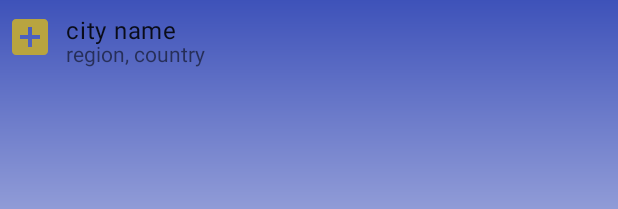
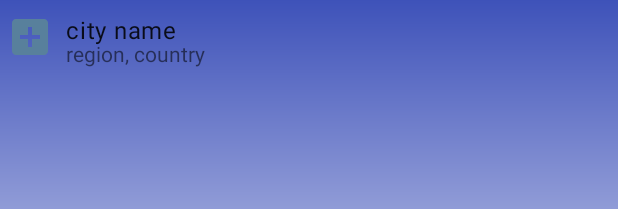
Before and after one commit to jvoyatz/WeatherApp, an Android app: the layout activity_weather_search_suggestion_item.xml on its own in the app's theme, with its tools: preview values and no code run, on a phone screen of 412 x 824 dp. Shown: the top 209 px of the screen. Run offline under Robolectric (Android 15) with nearby library versions, the phone set to English and light mode, and no system bars.

Commit message:
last updates on code/searching for a quick weather forecast of a city

```diff
--- a/app/src/main/java/com/jvoyatz/weather/app/repository/WeatherRepository.java
+++ b/app/src/main/java/com/jvoyatz/weather/app/repository/WeatherRepository.java
@@ -92,7 +92,8 @@ public class WeatherRepository {
                         .append(city.getLatitude())
                         .append(", ")
                         .append(city.getLongitude());
-                }else*/ if(!TextUtils.isEmpty(city.getName())){
+                }else*/
+                if(!TextUtils.isEmpty(city.getName())){
                     query.append(city.getName());
                     if(!TextUtils.isEmpty(city.getRegion())){
                         query.append(", ").append(city.getRegion());
--- a/app/src/main/java/com/jvoyatz/weather/app/storage/db/CityDao.java
+++ b/app/src/main/java/com/jvoyatz/weather/app/storage/db/CityDao.java
@@ -34,7 +34,7 @@ public interface CityDao {
     LiveData<CityEntity> findByMultipleCriteria(@NonNull String city, @NonNull String region, @NonNull String country);
 
     @Query("SELECT * FROM CityEntity WHERE name LIKE '%' || :city || '%' AND  region LIKE '%' ||  :region || '%' AND country LIKE '%' || :country || '%' limit 1")
-    List<CityEntity> findByMultipleCriteriaList(@NonNull String city, @NonNull String region, @NonNull String country);
+    LiveData<CityEntity> findByMultipleCriteriaLimit1(@NonNull String city, @NonNull String region, @NonNull String country);
 
     @Query("SELECT * FROM CityEntity WHERE isFavorite = 1")
     List<CityEntity> getFavoriteCities();
--- a/app/src/main/java/com/jvoyatz/weather/app/util/LocationLiveData.java
+++ b/app/src/main/java/com/jvoyatz/weather/app/util/LocationLiveData.java
@@ -14,6 +14,7 @@ import android.location.LocationManager;
 import android.os.Build;
 import android.os.Bundle;
 import android.text.TextUtils;
+import android.util.Log;
 
 import androidx.annotation.NonNull;
 import androidx.core.location.LocationListenerCompat;
@@ -271,4 +272,9 @@ public class LocationLiveData extends LiveData<Resource<Location>> implements Lo
     private void unregisterReceiver() {
         context.unregisterReceiver(gpsProviderReceiver);
     }
+
+    public void trigger() {
+        Timber.d("trigger() called");
+        postValue(Resource.success(getLastKnownLocation()));
+    }
 }
--- a/app/src/main/res/layout-night/activity_weather_search_suggestion_item.xml
+++ b/app/src/main/res/layout-night/activity_weather_search_suggestion_item.xml
@@ -1,10 +1,28 @@
 <?xml version="1.0" encoding="utf-8"?>
-<androidx.constraintlayout.widget.ConstraintLayout xmlns:android="http://schemas.android.com/apk/res/android"
+<layout  xmlns:android="http://schemas.android.com/apk/res/android"
     xmlns:app="http://schemas.android.com/apk/res-auto"
-    xmlns:tools="http://schemas.android.com/tools"
+    xmlns:tools="http://schemas.android.com/tools">
+
+        <data>
+                <variable
+                    name="city"
+                    type="String" />
+                <variable
+                    name="region"
+                    type="String" />
+                <variable
+                    name="country"
+                    type="String" />
+
+                <variable
+                    name="handler"
+                    type="com.jvoyatz.weather.app.storage.CitiesCursorAdapter.CitySuggestionsHandler" />
+        </data>
+        <androidx.constraintlayout.widget.ConstraintLayout
             android:id="@+id/relativeLayout"
             android:layout_width="match_parent"
             android:layout_height="wrap_content"
+            android:onClick="@{(v) -> handler.onSuggestedCitySelected(city, region, country, false)}"
             android:padding="4dp">
 
                 <ImageView
@@ -15,7 +33,8 @@
                     app:layout_constraintTop_toTopOf="parent"
                     app:layout_constraintBottom_toBottomOf="parent"
                     app:layout_constraintStart_toStartOf="parent"
-            android:tint="@color/weather_sec_200"
+                    android:tint="@color/weather_prim_200"
+                    android:onClick="@{(v) -> handler.onSuggestedCitySelected(city, region, country, true)}"
                     android:src="@drawable/baseline_add_box_black_24dp" />
 
                 <com.google.android.material.textview.MaterialTextView
@@ -25,9 +44,10 @@
                     android:ellipsize="end"
                     android:lines="1"
                     android:maxLines="1"
+                    android:layout_marginStart="8dp"
                     android:textColor="@color/white"
-            android:layout_marginStart="8dp"
                     android:textAppearance="@style/TextAppearance.MaterialComponents.Body1"
+                    android:text="@{city}"
                     app:layout_constraintStart_toEndOf="@+id/city_add_icon"
                     app:layout_constraintTop_toTopOf="@+id/city_add_icon"
                     tools:text="city name" />
@@ -43,6 +63,8 @@
                     app:layout_constraintBottom_toBottomOf="@+id/city_add_icon"
                     app:layout_constraintStart_toStartOf="@+id/city_name"
                     app:layout_constraintTop_toBottomOf="@+id/city_name"
+                    android:text="@{region + ` ` + country}"
                     tools:text="region, country" />
+        </androidx.constraintlayout.widget.ConstraintLayout>
 
-</androidx.constraintlayout.widget.ConstraintLayout>
+</layout>
--- a/app/src/main/res/layout/activity_weather_search_suggestion_item.xml
+++ b/app/src/main/res/layout/activity_weather_search_suggestion_item.xml
@@ -1,10 +1,28 @@
 <?xml version="1.0" encoding="utf-8"?>
-<androidx.constraintlayout.widget.ConstraintLayout xmlns:android="http://schemas.android.com/apk/res/android"
+<layout  xmlns:android="http://schemas.android.com/apk/res/android"
     xmlns:app="http://schemas.android.com/apk/res-auto"
-    xmlns:tools="http://schemas.android.com/tools"
+    xmlns:tools="http://schemas.android.com/tools">
+
+        <data>
+                <variable
+                    name="city"
+                    type="String" />
+                <variable
+                    name="region"
+                    type="String" />
+                <variable
+                    name="country"
+                    type="String" />
+
+                <variable
+                    name="handler"
+                    type="com.jvoyatz.weather.app.storage.CitiesCursorAdapter.CitySuggestionsHandler" />
+        </data>
+<androidx.constraintlayout.widget.ConstraintLayout
     android:id="@+id/relativeLayout"
     android:layout_width="match_parent"
     android:layout_height="wrap_content"
+    android:onClick="@{(v) -> handler.onSuggestedCitySelected(city, region, country, false)}"
     android:padding="4dp">
 
         <ImageView
@@ -15,7 +33,8 @@
             app:layout_constraintTop_toTopOf="parent"
             app:layout_constraintBottom_toBottomOf="parent"
             app:layout_constraintStart_toStartOf="parent"
-            android:tint="?attr/colorIconVariant"
+            android:tint="@color/weather_prim_analogous_900"
+            android:onClick="@{(v) -> handler.onSuggestedCitySelected(city, region, country, true)}"
             android:src="@drawable/baseline_add_box_black_24dp" />
 
         <com.google.android.material.textview.MaterialTextView
@@ -27,6 +46,7 @@
             android:maxLines="1"
             android:layout_marginStart="8dp"
             android:textAppearance="@style/TextAppearance.MaterialComponents.Body1"
+            android:text="@{city}"
             app:layout_constraintStart_toEndOf="@+id/city_add_icon"
             app:layout_constraintTop_toTopOf="@+id/city_add_icon"
             tools:text="city name" />
@@ -41,6 +61,8 @@
             app:layout_constraintBottom_toBottomOf="@+id/city_add_icon"
             app:layout_constraintStart_toStartOf="@+id/city_name"
             app:layout_constraintTop_toBottomOf="@+id/city_name"
+            android:text="@{region + ` ` + country}"
             tools:text="region, country" />
+</androidx.constraintlayout.widget.ConstraintLayout>
 
-</androidx.constraintlayout.widget.ConstraintLayout>
+</layout>
--- a/app/src/main/res/layout/home_fragment_next_day_item.xml
+++ b/app/src/main/res/layout/home_fragment_next_day_item.xml
@@ -68,7 +68,7 @@
             android:id="@+id/imageView"
             android:layout_width="48dp"
             android:layout_height="48dp"
-            android:layout_marginTop="8dp"
+            android:layout_marginTop="4dp"
             android:src="@drawable/baseline_wb_sunny_black_24dp"
             imageUrl="@{day.hourly}"
             appExecutors="@{appExecutors}"
@@ -81,10 +81,10 @@
             android:id="@+id/average_temp"
             android:layout_width="0dp"
             android:layout_height="wrap_content"
-            style="@style/TextAppearance.MaterialComponents.Headline6"
+            style="@style/TextAppearance.MaterialComponents.Subtitle2"
             android:textColor="@color/material_on_surface_emphasis_high_type"
             android:gravity="center"
-            android:layout_marginTop="8dp"
+            android:layout_marginTop="2dp"
             android:text='@{day.avgtempC != null ? day.avgtempC +  Constants.CELSIUS:""}'
             app:layout_constraintEnd_toEndOf="@+id/imageView"
             app:layout_constraintStart_toStartOf="@+id/imageView"
```
Also changed, not shown: app/src/main/java/com/jvoyatz/weather/app/WeatherActivity.java (+20 -14 lines), app/src/main/java/com/jvoyatz/weather/app/WeatherViewModel.java (+116 -13 lines), app/src/main/java/com/jvoyatz/weather/app/repository/CityRepository.java (+13 -1 lines), app/src/main/java/com/jvoyatz/weather/app/storage/CitiesCursorAdapter.java (+21 -41 lines), app/src/main/java/com/jvoyatz/weather/app/ui/CustomBindingAdapter.java (+18 -0 lines), app/src/main/java/com/jvoyatz/weather/app/util/TripleSourcesLiveData.java (added, +52 -0 lines), app/src/main/res/layout/home_fragment.xml (+5 -8 lines). Lines whose indentation alone changed are shown as unchanged.
